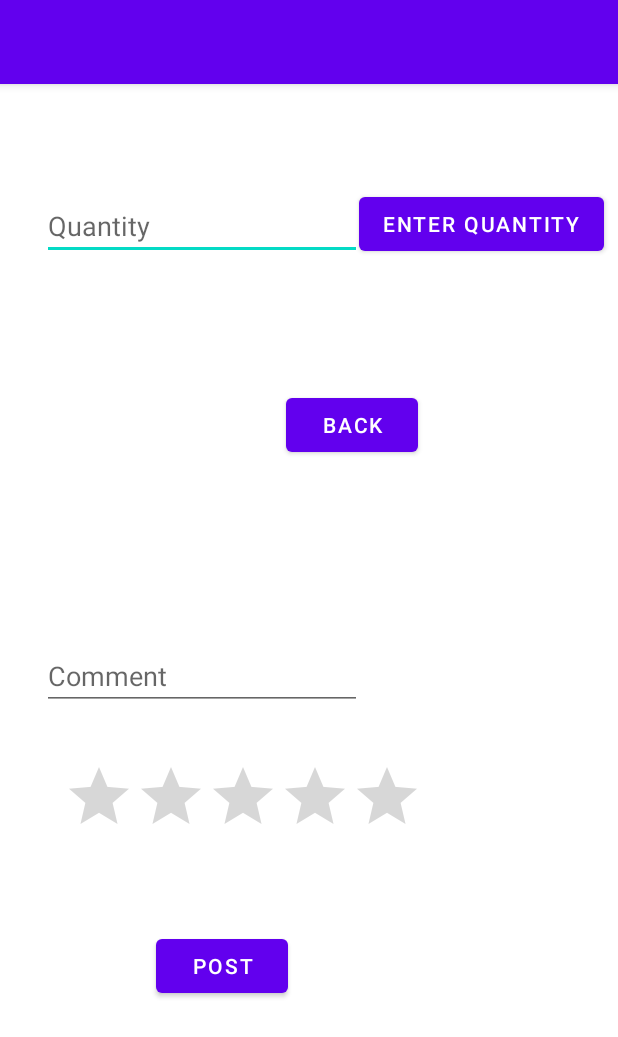
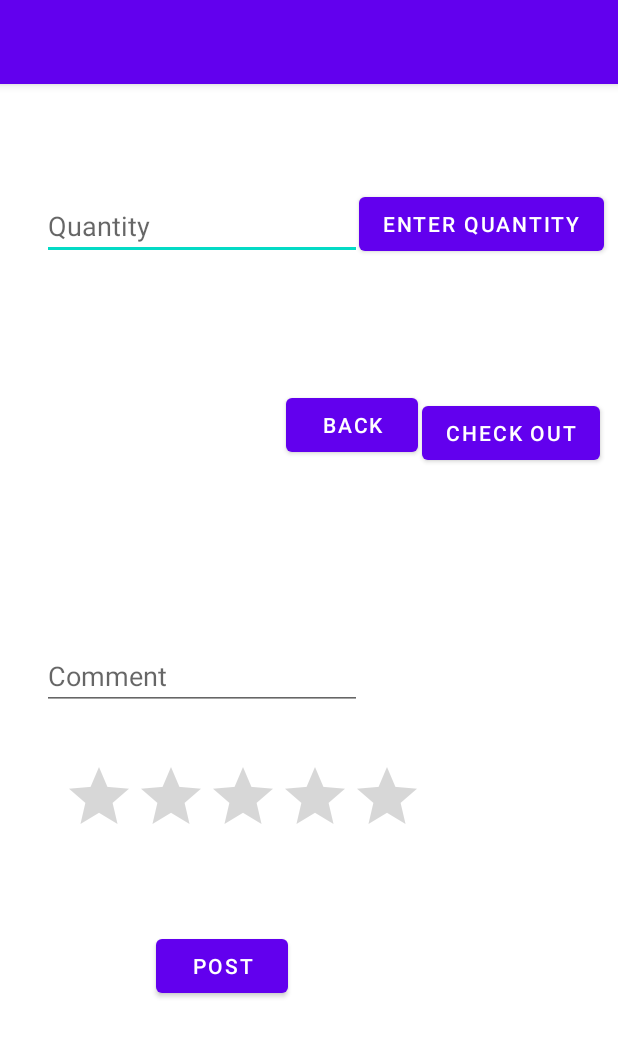
Before and after one commit to devanoj/ShopApp, an Android app: the AddToCart screen opened directly, with no data from a screen before it, on a phone screen of 412 x 824 dp. Shown: the top 1037 px of the screen. Run offline under Robolectric (Android 15) with nearby library versions, the light colour scheme and no system bars; our stand-ins replace Firebase (no records; nobody signed in at launch, a user with empty details on screens opened directly).

Commit message:
Commit 15 - Added CheckOut.java that displays item name and quantity for all products in shopping cart

```diff
--- a/app/src/main/java/com/example/shopapp/Adapter/newAdapter.java
+++ b/app/src/main/java/com/example/shopapp/Adapter/newAdapter.java
@@ -18,7 +18,7 @@ import androidx.recyclerview.widget.RecyclerView;
 
 import com.bumptech.glide.Glide;
 import com.example.shopapp.Entity.Stock;
-import com.example.shopapp.Main.SubmissionPage;
+import com.example.shopapp.Main.AddToCart;
 import com.example.shopapp.R;
 
 import java.util.ArrayList;
@@ -103,7 +103,7 @@ public class newAdapter extends RecyclerView.Adapter<newAdapter.StockViewHolder>
 
             s.setOnClickListener(v -> {
                 Toast.makeText(context, "Button clicked", Toast.LENGTH_SHORT).show();
-                Intent intent = new Intent(itemView.getContext(), SubmissionPage.class);
+                Intent intent = new Intent(itemView.getContext(), AddToCart.class);
                 intent.addFlags(Intent.FLAG_ACTIVITY_NEW_TASK);
 
                 Bundle bundle = new Bundle();
--- a/app/src/main/java/com/example/shopapp/Main/SubmissionPage.java
+++ b/app/src/main/java/com/example/shopapp/Main/AddToCart.java
@@ -18,11 +18,10 @@ import com.google.firebase.auth.FirebaseUser;
 
 import java.util.HashMap;
 import java.util.Map;
-import java.util.concurrent.atomic.AtomicReference;
 
 
-public class SubmissionPage extends AppCompatActivity {
-    Button qButton, bButton, pButton;
+public class AddToCart extends AppCompatActivity {
+    Button qButton, bButton, pButton, cButton;
     EditText qEditText, cEditText;
     RatingBar ratingBar;
 
@@ -32,11 +31,12 @@ public class SubmissionPage extends AppCompatActivity {
     @Override
     protected void onCreate(Bundle savedInstanceState) {
         super.onCreate(savedInstanceState);
-        setContentView(R.layout.submission_layout);
+        setContentView(R.layout.addtocart_layout);
 
         qButton = findViewById(R.id.buttonQ);
         bButton = findViewById(R.id.buttonB);
         pButton = findViewById(R.id.postB);
+        cButton = findViewById(R.id.checkOut);
 
         cEditText = findViewById(R.id.Comment);
         qEditText = findViewById(R.id.Quantity1);
@@ -46,6 +46,16 @@ public class SubmissionPage extends AppCompatActivity {
         saveDataHashMap();
         backButton();
         postComment();
+        goToCheckout();
+    }
+
+    private void goToCheckout() {
+        cButton.setOnClickListener(v->{
+            Intent intent = new Intent(getApplicationContext(), CheckOut.class);
+            Bundle bundle = new Bundle();
+            intent.putExtras(bundle);
+            startActivity(intent);
+        });
     }
 
     private void saveDataHashMap() {
--- a/app/src/main/java/com/example/shopapp/ViewHolder/StockViewHolder.java
+++ b/app/src/main/java/com/example/shopapp/ViewHolder/StockViewHolder.java
@@ -13,7 +13,7 @@ import android.widget.Toast;
 import androidx.annotation.NonNull;
 import androidx.recyclerview.widget.RecyclerView;
 
-import com.example.shopapp.Main.SubmissionPage;
+import com.example.shopapp.Main.AddToCart;
 import com.example.shopapp.R;
 import com.google.firebase.auth.FirebaseAuth;
 import com.google.firebase.auth.FirebaseUser;
@@ -68,7 +68,7 @@ public class StockViewHolder extends RecyclerView.ViewHolder {
                         //shoppingCart.put(itemId, quantityNum);
                         //Log.w("GET_USER", itemId + quantityNum);
 
-                        Intent intent = new Intent(itemView.getContext(), SubmissionPage.class);
+                        Intent intent = new Intent(itemView.getContext(), AddToCart.class);
                         intent.addFlags(Intent.FLAG_ACTIVITY_NEW_TASK);
 
 
--- a/app/src/main/res/layout/submission_layout.xml
+++ b/app/src/main/res/layout/addtocart_layout.xml
@@ -68,4 +68,14 @@
         android:layout_marginTop="34dp"
         app:layout_constraintStart_toStartOf="parent"
         app:layout_constraintTop_toBottomOf="@+id/Comment" />
+
+    <Button
+        android:id="@+id/checkOut"
+        android:layout_width="wrap_content"
+        android:layout_height="wrap_content"
+        android:layout_marginTop="91dp"
+        android:layout_marginEnd="12dp"
+        android:text="Check Out"
+        app:layout_constraintEnd_toEndOf="parent"
+        app:layout_constraintTop_toBottomOf="@+id/buttonQ" />
 </androidx.constraintlayout.widget.ConstraintLayout>
```
Also changed, not shown: app/src/main/AndroidManifest.xml (+12 -1 lines), app/src/main/java/com/example/shopapp/Main/CheckOut.java (added, +41 -0 lines), app/src/main/res/layout/check_out_layout.xml (added, +37 -0 lines).
